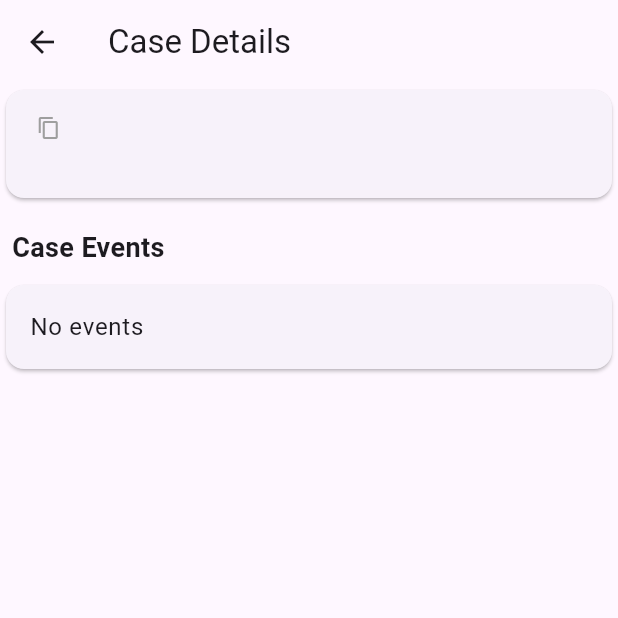
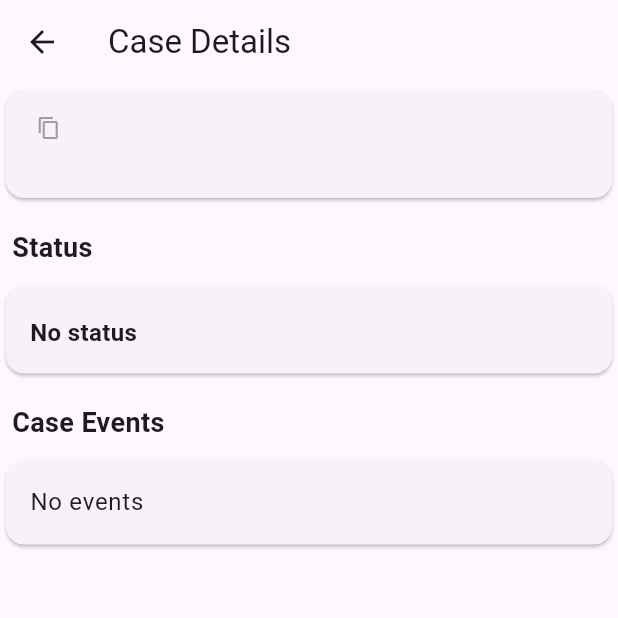
Before and after one commit to sarahgaskov/MyCaseUSA, a Flutter app: the CaseDetailsPage screen opened directly with empty values, on a phone screen of 412 x 824 dp, the top half of it. Run offline on Flutter 3.47's test engine with Material 3 defaults, Android fonts, the phone set to English and light mode, and no system bars; our stand-ins replace flutter_dotenv.

Commit message:
Add case status to details

```diff
--- a/lib/models/case.dart
+++ b/lib/models/case.dart
@@ -6,6 +6,7 @@ class Case {
 	final String form;
 	final String status;
 	final String description;
+	final String updated;
 
 	final List<Event> events;
 
@@ -14,6 +15,7 @@ class Case {
 		required this.form,
 		required this.status,
 		required this.description,
+		this.updated = '',
 		required this.events,
 	});
 
@@ -27,6 +29,7 @@ class Case {
 			form: newCase['formType'] ?? '',
 			status: newCase['current_case_status_text_en'] ?? '',
 			description: newCase['current_case_status_desc_en'] ?? '',
+			updated: newCase['modifiedDate'] ?? '',
 
 			events: (newCase['hist_case_status'] as List? ?? [])
 				.map((e) => Event.fromJson(e))
--- a/lib/pages/case_details.dart
+++ b/lib/pages/case_details.dart
@@ -16,6 +16,7 @@ class CaseDetailsPage extends StatelessWidget {
 
         final List<Widget> sections = [
             formCard(linkedCase.receipt, linkedCase.form),
+            ...statusSection(linkedCase.status, linkedCase.updated, linkedCase.description),
             ...eventSection(events)
         ];
 
@@ -59,7 +60,47 @@ class CaseDetailsPage extends StatelessWidget {
         );
     }
 
-    // 2 - event section
+    // 2 - status section
+
+    List<Widget> statusSection(status, updated, description) {
+        return [
+            sectionTitle('Status'),
+            statusCard(status, updated, description),
+        ];
+    }
+
+    Card statusCard(String status, String updated, String description) {
+        return Card(
+            elevation: 1,
+            child: Padding(
+                padding: EdgeInsets.all(16.0),
+                child: Column(
+                    crossAxisAlignment: CrossAxisAlignment.start,
+                    children: [
+                        if (updated.isNotEmpty)
+                            Text('Case updated: $updated', style: TextStyle(
+                                fontSize: 12,
+                                color: Colors.grey,
+                            )),
+
+                        SizedBox(height: 4),
+
+                        Text(status.isEmpty ? 'No status' : status, style: TextStyle(
+                            fontSize: 16,
+                            fontWeight: FontWeight.bold,
+                        )),
+
+                        if (description.isNotEmpty) ...[
+                            SizedBox(height: 8),
+                            Text(description),
+                        ],
+                    ],
+                ),
+            ),
+        );
+    }
+
+    // 3 - event section
 
     List<Widget> eventSection(events) {
         return [
```
